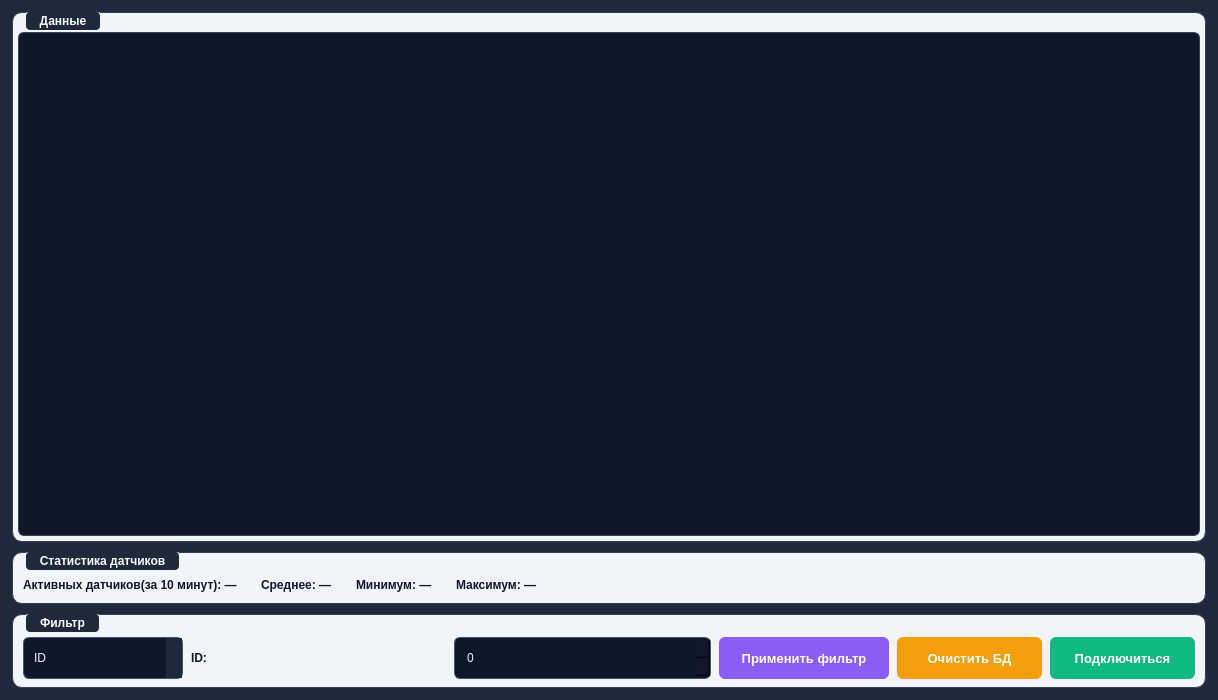
Before: the Qt Designer form View/mainwindow.ui in Fobos5892/SystemMonitoring, drawn with Qt 5.
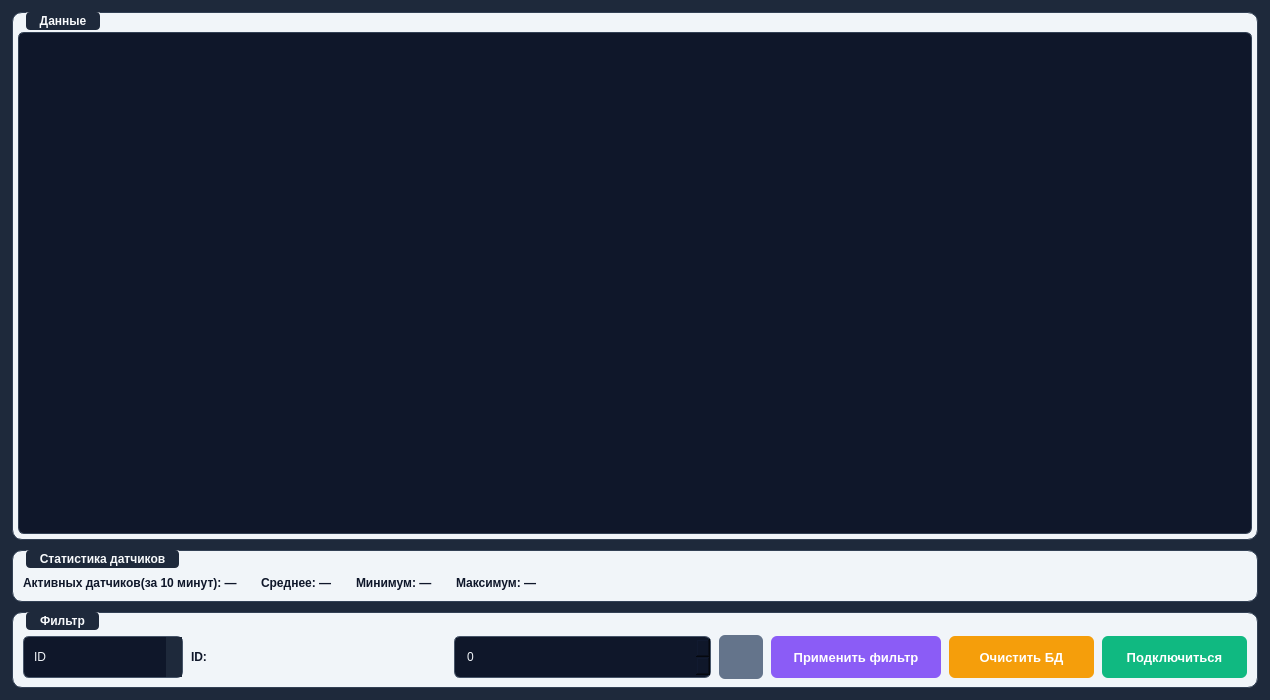
After: the same form once the commit is applied.

Commit message: update filter and sort logic

```diff
--- a/View/mainwindow.ui
+++ b/View/mainwindow.ui
@@ -138,6 +138,22 @@
     QPushButton#clearDatabaseButton:hover {
         background-color: #d97706;
     }
+    QToolButton#resetFilterButton {
+        background-color: #64748b;
+        border: none;
+        border-radius: 6px;
+        padding: 4px;
+        min-width: 36px;
+        max-width: 36px;
+        min-height: 36px;
+        max-height: 36px;
+    }
+    QToolButton#resetFilterButton:hover {
+        background-color: #475569;
+    }
+    QToolButton#resetFilterButton:pressed {
+        background-color: #334155;
+    }
 
     /* Оверлей загрузки */
     QWidget#loadingOverlay {
@@ -426,6 +442,25 @@
          </widget>
         </widget>
        </item>
+       <item>
+        <widget class="QToolButton" name="resetFilterButton">
+         <property name="toolTip">
+          <string>Сбросить фильтр</string>
+         </property>
+         <property name="text">
+          <string/>
+         </property>
+         <property name="iconSize">
+          <size>
+           <width>20</width>
+           <height>20</height>
+          </size>
+         </property>
+         <property name="autoRaise">
+          <bool>false</bool>
+         </property>
+        </widget>
+       </item>
        <item>
         <widget class="QPushButton" name="applyFilterButton">
          <property name="minimumSize"><size><width>170</width><height>36</height></size></property>
```
The commit also changes 38 other files.
